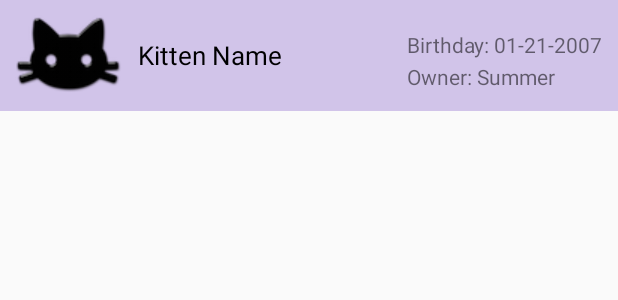
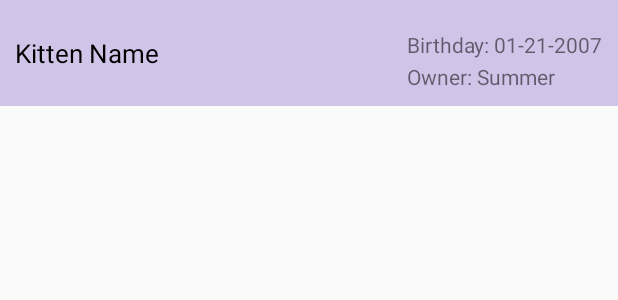
Before and after one commit to Summer-Rose/Epicodus_ParseSubclass_Demo, an Android app: the layout kitten_list_item.xml on its own in the app's theme, with its tools: preview values and no code run, on a phone screen of 412 x 824 dp. Shown: the top 300 px of the screen. Run offline under Robolectric (Android 15) with nearby library versions, the phone set to English and light mode, and no system bars.

```diff
--- a/app/src/main/res/layout/kitten_list_item.xml
+++ b/app/src/main/res/layout/kitten_list_item.xml
@@ -9,13 +9,6 @@
                 android:paddingLeft="10dp"
                 android:background="#D1C4E9">
 
-    <ImageView
-        android:layout_width="wrap_content"
-        android:layout_height="wrap_content"
-        android:id="@+id/kittenIcon"
-        android:src="@drawable/cat"
-        android:paddingRight="10dp"/>
-
     <TextView
         android:layout_width="wrap_content"
         android:layout_height="wrap_content"
@@ -23,9 +16,7 @@
         android:id="@+id/nameTextView"
         android:textSize="17sp"
         android:textColor="#000001"
-        android:layout_centerVertical="true"
-        android:layout_toRightOf="@+id/kittenIcon"
-        android:layout_toEndOf="@+id/kittenIcon"/>
+        android:layout_centerVertical="true"/>
 
     <TextView
         android:layout_width="wrap_content"
```
Also changed, not shown: app/src/main/java/com/example/guest/parsetest/adapters/KittenAdapter.java (+8 -7 lines).
